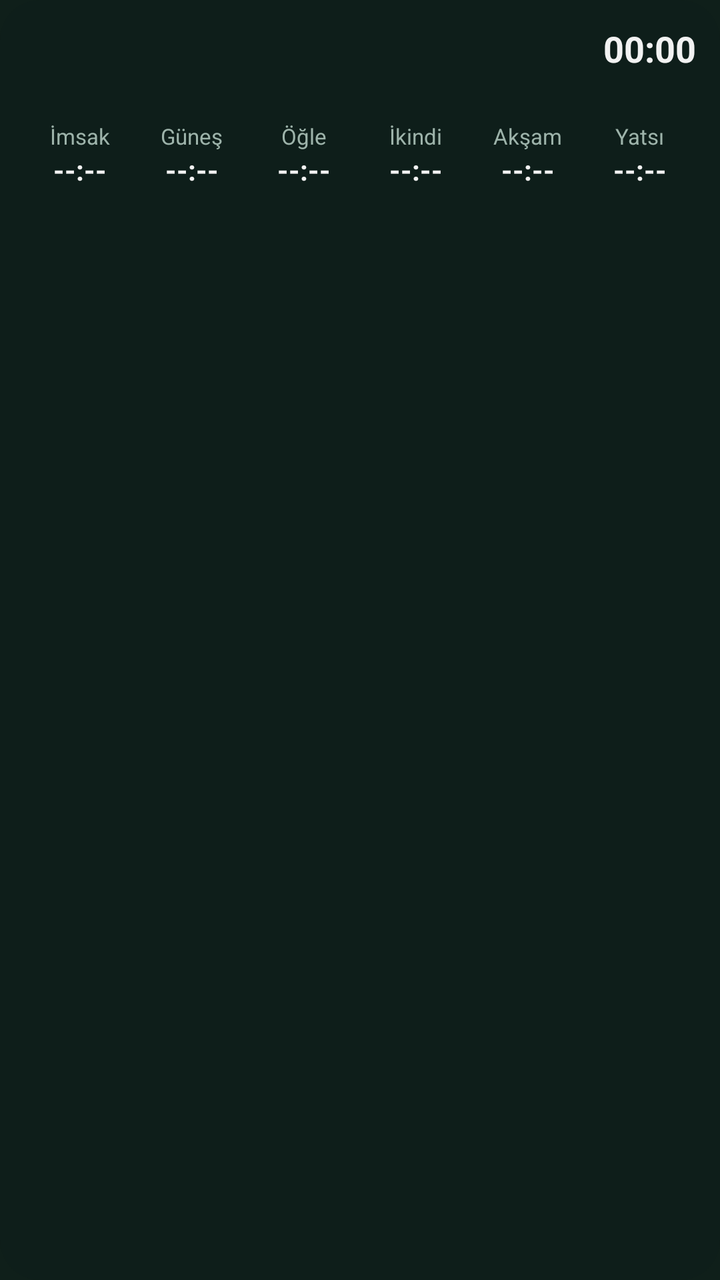
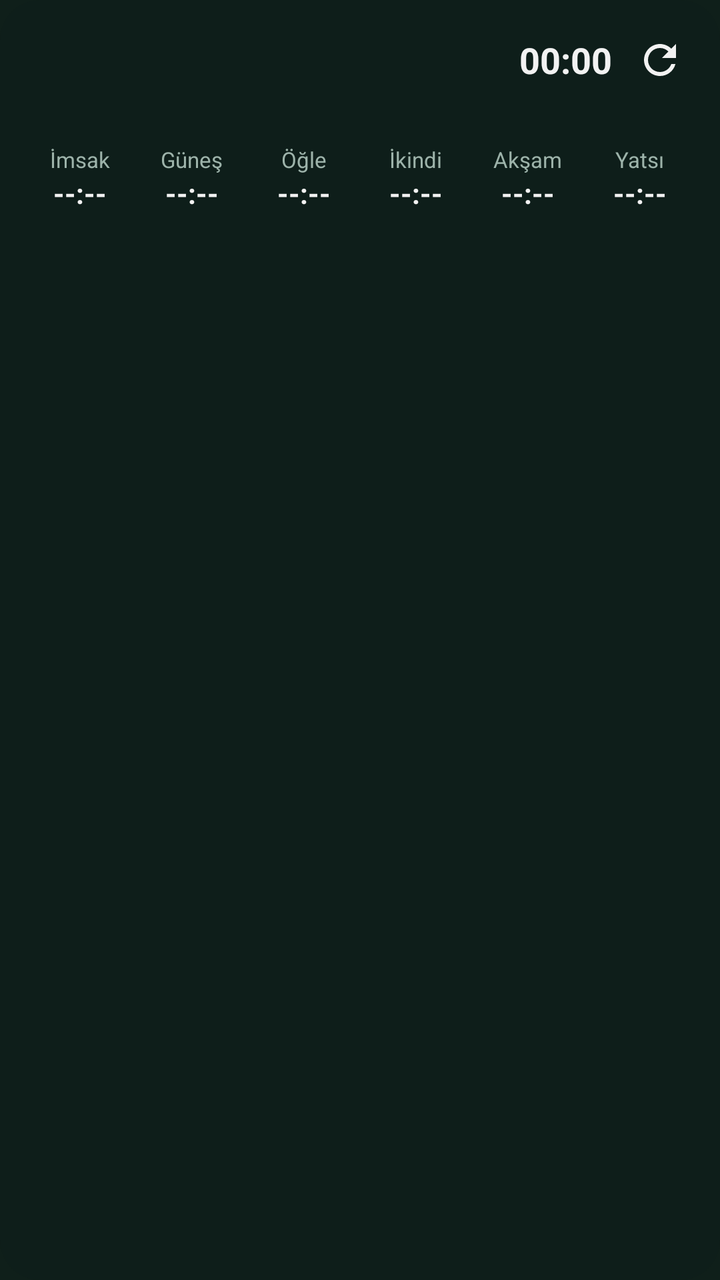

Compare the two renders of this Android layout. The source of the first and the diff that turns it into the second are given below.
<!-- AndroidManifest.xml: application theme AppTheme -->
<!-- res/layout/widget.xml -->
<?xml version="1.0" encoding="utf-8"?>
<LinearLayout xmlns:android="http://schemas.android.com/apk/res/android"
    android:id="@+id/w_root"
    android:layout_width="match_parent"
    android:layout_height="match_parent"
    android:background="@drawable/widget_bg"
    android:orientation="vertical"
    android:padding="12dp">

    <LinearLayout
        android:layout_width="match_parent"
        android:layout_height="wrap_content"
        android:gravity="center_vertical"
        android:orientation="horizontal">

        <TextView
            android:id="@+id/w_next"
            android:layout_width="0dp"
            android:layout_height="wrap_content"
            android:layout_weight="1"
            android:maxLines="1"
            android:textColor="@color/gold"
            android:textSize="18sp"
            android:textStyle="bold" />

        <Chronometer
            android:id="@+id/w_countdown"
            android:layout_width="wrap_content"
            android:layout_height="wrap_content"
            android:textColor="@color/text"
            android:textSize="18sp"
            android:textStyle="bold" />
    </LinearLayout>

    <TextView
        android:id="@+id/w_place"
        android:layout_width="match_parent"
        android:layout_height="wrap_content"
        android:maxLines="1"
        android:textColor="@color/muted"
        android:textSize="12sp" />

    <LinearLayout
        android:layout_width="match_parent"
        android:layout_height="wrap_content"
        android:layout_marginTop="8dp"
        android:orientation="horizontal">

        <LinearLayout style="@style/WCol">
            <TextView android:id="@+id/w_n0" style="@style/WName" android:text="İmsak" />
            <TextView android:id="@+id/w_t0" style="@style/WTime" />
        </LinearLayout>
        <LinearLayout style="@style/WCol">
            <TextView android:id="@+id/w_n1" style="@style/WName" android:text="Güneş" />
            <TextView android:id="@+id/w_t1" style="@style/WTime" />
        </LinearLayout>
        <LinearLayout style="@style/WCol">
            <TextView android:id="@+id/w_n2" style="@style/WName" android:text="Öğle" />
            <TextView android:id="@+id/w_t2" style="@style/WTime" />
        </LinearLayout>
        <LinearLayout style="@style/WCol">
            <TextView android:id="@+id/w_n3" style="@style/WName" android:text="İkindi" />
            <TextView android:id="@+id/w_t3" style="@style/WTime" />
        </LinearLayout>
        <LinearLayout style="@style/WCol">
            <TextView android:id="@+id/w_n4" style="@style/WName" android:text="Akşam" />
            <TextView android:id="@+id/w_t4" style="@style/WTime" />
        </LinearLayout>
        <LinearLayout style="@style/WCol">
            <TextView android:id="@+id/w_n5" style="@style/WName" android:text="Yatsı" />
            <TextView android:id="@+id/w_t5" style="@style/WTime" />
        </LinearLayout>
    </LinearLayout>
</LinearLayout>
<!-- resources referenced by this layout -->
<resources>
  <color name="gold">#FFE8C15A</color>
  <color name="muted">#FF9DB3AA</color>
  <color name="text">#FFF2F2F2</color>
  <!-- drawable widget_bg (drawable) -->
  <?xml version="1.0" encoding="utf-8"?>
  <shape xmlns:android="http://schemas.android.com/apk/res/android" android:shape="rectangle">
      <solid android:color="@color/widget_bg" />
      <corners android:radius="20dp" />
  </shape>
  <style name="WCol">
          <item name="android:layout_width">0dp</item>
          <item name="android:layout_height">wrap_content</item>
          <item name="android:layout_weight">1</item>
          <item name="android:gravity">center_horizontal</item>
          <item name="android:orientation">vertical</item>
      </style>
  <style name="WName">
          <item name="android:layout_width">wrap_content</item>
          <item name="android:layout_height">wrap_content</item>
          <item name="android:textColor">@color/muted</item>
          <item name="android:textSize">11sp</item>
          <item name="android:maxLines">1</item>
      </style>
  <style name="WTime">
          <item name="android:layout_width">wrap_content</item>
          <item name="android:layout_height">wrap_content</item>
          <item name="android:textColor">@color/text</item>
          <item name="android:textSize">14sp</item>
          <item name="android:textStyle">bold</item>
          <item name="android:maxLines">1</item>
          <item name="android:text">--:--</item>
      </style>
  <style name="AppTheme" parent="android:Theme.Material.NoActionBar">
          <item name="android:colorPrimary">@color/primary</item>
          <item name="android:colorPrimaryDark">@color/bg</item>
          <item name="android:colorAccent">@color/gold</item>
          <item name="android:windowBackground">@color/bg</item>
          <item name="android:statusBarColor">@color/bg</item>
          <item name="android:navigationBarColor">@color/bg</item>
          <item name="android:textColor">@color/text</item>
      </style>
  <color name="widget_bg">#E60F1F1A</color>
  <color name="primary">#FF2E7D5B</color>
  <color name="bg">#FF0F1F1A</color>
</resources>

<!-- the commit's change to res/layout/widget.xml (unified diff, before → after) -->
@@ -30,6 +30,16 @@
             android:textColor="@color/text"
             android:textSize="18sp"
             android:textStyle="bold" />
+
+        
+        <ImageView
+            android:id="@+id/w_refresh"
+            android:layout_width="36dp"
+            android:layout_height="36dp"
+            android:layout_marginStart="6dp"
+            android:contentDescription="Konumu ve vakitleri yenile"
+            android:padding="6dp"
+            android:src="@drawable/ic_refresh" />
     </LinearLayout>
 
     <TextView
<!-- resource entries referenced after the edit -->
@@ -3,6 +3,17 @@
   <color name="gold">#FFE8C15A</color>
   <color name="muted">#FF9DB3AA</color>
   <color name="text">#FFF2F2F2</color>
+  <!-- drawable ic_refresh (drawable) -->
+  <?xml version="1.0" encoding="utf-8"?>
+  <vector xmlns:android="http://schemas.android.com/apk/res/android"
+      android:width="24dp"
+      android:height="24dp"
+      android:viewportWidth="24"
+      android:viewportHeight="24">
+      <path
+          android:fillColor="#FFF2F2F2"
+          android:pathData="M17.65,6.35C16.2,4.9 14.21,4 12,4c-4.42,0 -7.99,3.58 -7.99,8s3.57,8 7.99,8c3.73,0 6.84,-2.55 7.73,-6h-2.08c-0.82,2.33 -3.04,4 -5.65,4 -3.31,0 -6,-2.69 -6,-6s2.69,-6 6,-6c1.66,0 3.14,0.69 4.22,1.78L13,11h7V4l-2.35,2.35z" />
+  </vector>
   <!-- drawable widget_bg (drawable) -->
   <?xml version="1.0" encoding="utf-8"?>
   <shape xmlns:android="http://schemas.android.com/apk/res/android" android:shape="rectangle">
